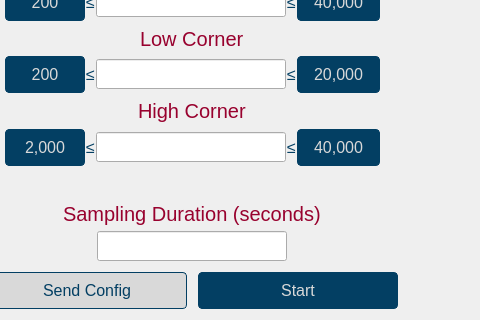
First picture: the form in gui/qtdesigner/BasicOperationWidget.ui, repository wyattduber/CyDAQ, before the edit; both pictures show x 95 to 575 and y 302 to 622 of the 575 by 622 pixel window.
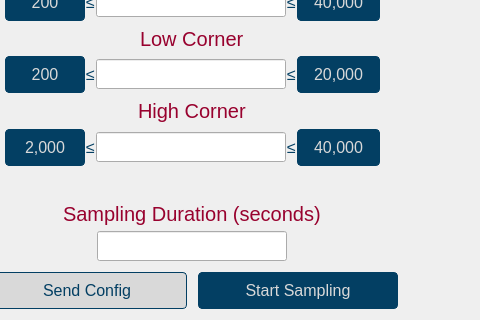
Second picture: the form after the edit. Icons and pictures are not drawn.

Commit message: Changed the basic operation buttons to be a bit more clear for sampling

The edit to the form file:
```diff
--- a/gui/qtdesigner/BasicOperationWidget.ui
+++ b/gui/qtdesigner/BasicOperationWidget.ui
@@ -730,7 +730,7 @@
         </size>
        </property>
        <property name="text">
-        <string>Start</string>
+        <string>Start Sampling</string>
        </property>
       </widget>
      </item>
```
The commit also changes 7 other files.
